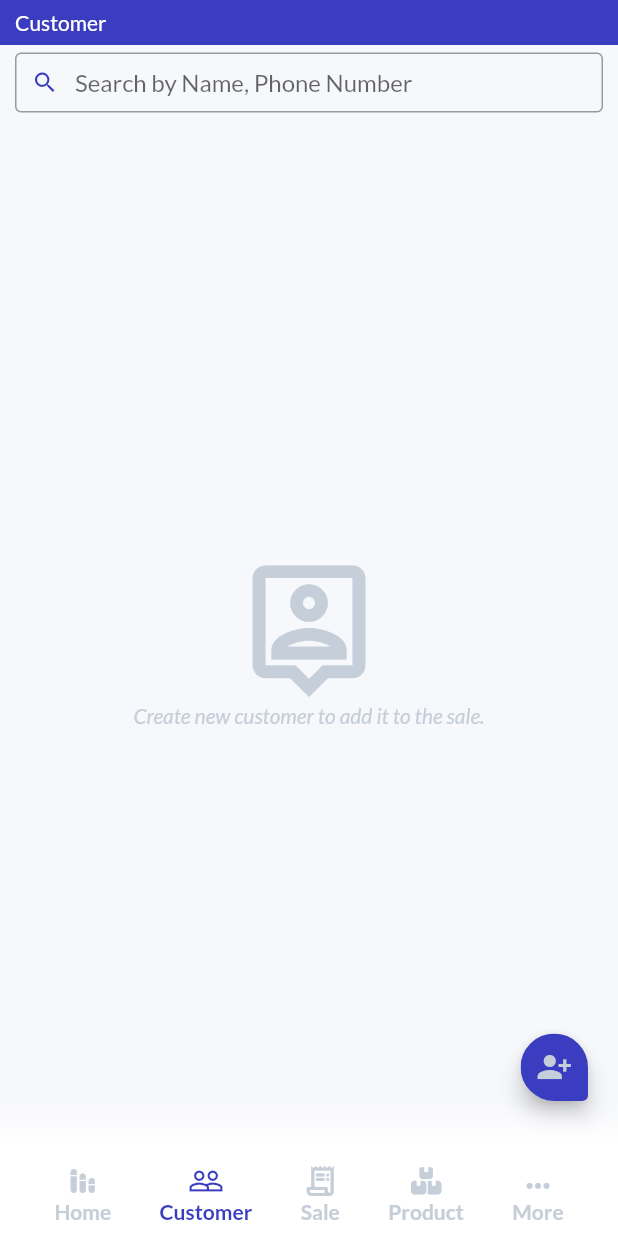
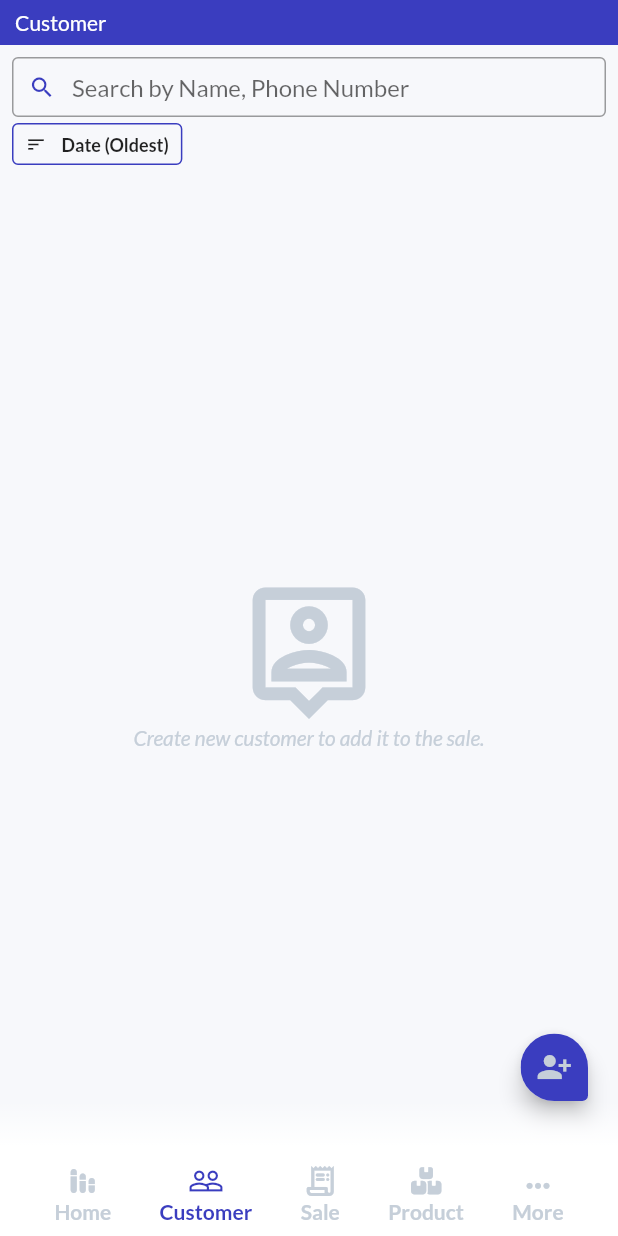
Before and after one commit to pratyushharsh/parchi, a Flutter app: the HomeScreen screen opened by its route, item 2 of the bottom bar chosen, on a phone screen of 412 x 824 dp. Run offline on Flutter 3.47's test engine with Material 2 defaults, Android fonts, the light colour scheme and no system bars; our stand-ins replace awesome_snackbar_content, barcode_widget, bloc, blurrycontainer, csv, device_info_plus and 20 more; missing offline and left inert: amazon_cognito_identity_dart_2, dart:ffi, number_to_words; accounts and stored records are empty; generated files the repository leaves out were written again; network calls fail; project files that could hold a hidden picture were left out.

Commit message:
Customer Can be sortby based on criteria

```diff
--- a/lib/src/module/all_customer/all_customer_view.dart
+++ b/lib/src/module/all_customer/all_customer_view.dart
@@ -34,11 +34,7 @@ class AllCustomerView extends StatelessWidget {
 
   @override
   Widget build(BuildContext context) {
-    return BlocProvider(
-      lazy: false,
-      create: (context) => AllCustomerBloc()
-        ..add(LoadAllCustomer()),
-      child: BlocBuilder<AllCustomerBloc, AllCustomerState>(
+    return BlocBuilder<AllCustomerBloc, AllCustomerState>(
       builder: (context, state) {
         if (state.status == AllCustomerStatus.loading) {
           return const MyLoader(color: AppColor.color6,);
@@ -54,7 +50,6 @@ class AllCustomerView extends StatelessWidget {
               }),
         );
       },
-      ),
     );
   }
 }
@@ -80,7 +75,7 @@ class CustomerViewCard extends StatelessWidget {
                 crossAxisAlignment: CrossAxisAlignment.start,
                 children: [
                   Text(
-                    contact.firstName + ' ' + contact.lastName,
+                    '${contact.firstName} ${contact.lastName}',
                     style: const TextStyle(fontWeight: FontWeight.w600),
                   ),
                   if (contact.phoneNumber != null) Text('${contact.phoneNumber}'),
--- a/lib/src/module/all_customer/bloc/all_customer_bloc.dart
+++ b/lib/src/module/all_customer/bloc/all_customer_bloc.dart
@@ -6,26 +6,63 @@ import 'package:meta/meta.dart';
 
 import '../../../database/db_provider.dart';
 import '../../../entity/pos/contact_entity.dart';
+import '../../../repositories/customer_repository.dart';
 
 part 'all_customer_event.dart';
 part 'all_customer_state.dart';
 
-class AllCustomerBloc extends Bloc<AllCustomerEvent, AllCustomerState> with DatabaseProvider {
+class AllCustomerBloc extends Bloc<AllCustomerEvent, AllCustomerState> {
 
   final log = Logger('AllCustomerBloc');
 
-  AllCustomerBloc() : super(AllCustomerState()) {
+  CustomerRepository customerRepository;
+
+  AllCustomerBloc({ required this.customerRepository }) : super(AllCustomerState()) {
+    on<InitCustomerSearch>(_onInitCustomerSearch);
     on<LoadAllCustomer>(_onLoadCustomers);
+    on<LoadNextCustomer>(_onLoadNextCustomers);
+    on<SearchCustomerFilter>(_onSearchCustomerFilter);
+    on<SortCustomerFilter>(_onSortCustomerFilter);
+  }
+
+  void _onInitCustomerSearch(InitCustomerSearch event, Emitter<AllCustomerState> emit) {
+    add(LoadAllCustomer());
   }
 
   void _onLoadCustomers(LoadAllCustomer event, Emitter<AllCustomerState> emit) async {
     try {
       emit(state.copyWith(status: AllCustomerStatus.loading));
-      var customers = await db.contactEntitys.where().findAll();
+      var customers = await customerRepository.searchCustomer(state.filter);
       emit(state.copyWith(customers: customers, status: AllCustomerStatus.success));
     } catch (e) {
       log.severe(e);
       emit(state.copyWith(status: AllCustomerStatus.failure));
     }
   }
+
+  void _onLoadNextCustomers(LoadNextCustomer event, Emitter<AllCustomerState> emit) async {
+    var offset = state.filter.offset + state.customers.length;
+    emit(state.copyWith(
+        status: AllCustomerStatus.loadingNext,
+        filter: state.filter.copyWith(offset: offset)));
+    try {
+      var newCustomers = await customerRepository.searchCustomer(state.filter);
+      emit(state.copyWith(
+          customers: state.customers + newCustomers,
+          status: AllCustomerStatus.success));
+    } catch (e) {
+      log.severe(e);
+      emit(state.copyWith(status: AllCustomerStatus.failure));
+    }
+  }
+
+  void _onSearchCustomerFilter(SearchCustomerFilter event, Emitter<AllCustomerState> emit) async {
+    emit(state.copyWith(filter: state.filter.copyWith(searchQuery: event.searchQuery, offset: 0)));
+    add(LoadAllCustomer());
+  }
+
+  void _onSortCustomerFilter(SortCustomerFilter event, Emitter<AllCustomerState> emit) async {
+    emit(state.copyWith(filter: state.filter.copyWith(sortBy: event.sortBy, offset: 0)));
+    add(LoadAllCustomer());
+  }
 }
--- a/lib/src/module/all_customer/bloc/all_customer_event.dart
+++ b/lib/src/module/all_customer/bloc/all_customer_event.dart
@@ -3,4 +3,18 @@ part of 'all_customer_bloc.dart';
 @immutable
 abstract class AllCustomerEvent {}
 
+class InitCustomerSearch extends AllCustomerEvent {}
+
 class LoadAllCustomer extends AllCustomerEvent {}
+
+class LoadNextCustomer extends AllCustomerEvent {}
+
+class SearchCustomerFilter extends AllCustomerEvent {
+  final String searchQuery;
+  SearchCustomerFilter(this.searchQuery);
+}
+
+class SortCustomerFilter extends AllCustomerEvent {
+  final CustomerFilterSortBy sortBy;
+  SortCustomerFilter(this.sortBy);
+}
--- a/lib/src/module/all_customer/bloc/all_customer_state.dart
+++ b/lib/src/module/all_customer/bloc/all_customer_state.dart
@@ -1,17 +1,53 @@
 part of 'all_customer_bloc.dart';
 
-enum AllCustomerStatus { initial, loading, success, failure }
+enum AllCustomerStatus { initial, loading, loadingNext, success, failure }
 
 class AllCustomerState {
   final AllCustomerStatus status;
   final List<ContactEntity> customers;
+  final CustomerSearchFilter filter;
 
   AllCustomerState(
-      {this.status = AllCustomerStatus.initial, this.customers = const []});
+      {this.status = AllCustomerStatus.initial,
+      this.customers = const [],
+      this.filter = const CustomerSearchFilter()});
 
   AllCustomerState copyWith(
-      {AllCustomerStatus? status, List<ContactEntity>? customers}) {
+      {AllCustomerStatus? status,
+      List<ContactEntity>? customers,
+      CustomerSearchFilter? filter}) {
     return AllCustomerState(
-        status: status ?? this.status, customers: customers ?? this.customers);
+        status: status ?? this.status,
+        customers: customers ?? this.customers,
+        filter: filter ?? this.filter);
   }
 }
+
+enum CustomerFilterSortBy {
+  name("Name (A-Z)"),
+  nameDesc("Name (Z-A)"),
+  date("Date (Newest)"),
+  dateDesc("Date (Oldest)");
+
+  final String value;
+  const CustomerFilterSortBy(this.value);
+}
+
+class CustomerSearchFilter {
+  final String searchQuery;
+  final CustomerFilterSortBy sortBy;
+  final int limit;
+  final int offset;
+
+  const CustomerSearchFilter(
+      {this.searchQuery = "", this.sortBy = CustomerFilterSortBy.dateDesc, this.limit = 20, this.offset = 0});
+
+  CustomerSearchFilter copyWith(
+      {String? searchQuery, CustomerFilterSortBy? sortBy, int? limit, int? offset}) {
+    return CustomerSearchFilter(
+        searchQuery: searchQuery ?? this.searchQuery,
+        sortBy: sortBy ?? this.sortBy,
+        limit: limit ?? this.limit,
+        offset: offset ?? this.offset);
+  }
+}
--- /dev/null
+++ b/lib/src/module/all_customer/customer_filter_bar.dart
@@ -0,0 +1,111 @@
+import 'package:flutter/material.dart';
+import 'package:flutter_bloc/flutter_bloc.dart';
+
+import '../../config/theme_settings.dart';
+import 'bloc/all_customer_bloc.dart';
+
+class CustomerFilterBar extends StatelessWidget {
+  const CustomerFilterBar({Key? key}) : super(key: key);
+
+  @override
+  Widget build(BuildContext context) {
+    return SizedBox(
+      height: 28,
+      child: ListView(
+        scrollDirection: Axis.horizontal,
+        primary: true,
+        children: const [
+          CustomerSortChip()
+        ],
+      ),
+    );
+  }
+}
+
+class CustomerSortChip extends StatelessWidget {
+  const CustomerSortChip({Key? key}) : super(key: key);
+
+  @override
+  Widget build(BuildContext context) {
+    return BlocBuilder<AllCustomerBloc, AllCustomerState>(
+      builder: (context, state) {
+        return PopupMenuButton<CustomerFilterSortBy>(
+          position: PopupMenuPosition.under,
+          offset: const Offset(0, 10),
+          onSelected: (CustomerFilterSortBy sortBy) {
+            context.read<AllCustomerBloc>().add(SortCustomerFilter(sortBy));
+          },
+          itemBuilder: (context) => CustomerFilterSortBy.values
+              .map(
+                (e) => PopupMenuItem<CustomerFilterSortBy>(
+              height: 30,
+              value: e,
+              child: Row(
+                children: [
+                  Container(
+                    width: 10,
+                    height: 10,
+                    decoration: const BoxDecoration(
+                      color: Colors.black87,
+                      shape: BoxShape.circle,
+                    ),
+                  ),
+                  const SizedBox(
+                    width: 10,
+                  ),
+                  Text(
+                    e.value,
+                    style: const TextStyle(
+                      fontSize: 14,
+                    ),
+                  ),
+                ],
+              ),
+            ),
+          )
+              .toList(),
+          child: CustomerSortByCriteria(
+              sortBy: state.filter.sortBy
+          ),
+        );
+      },
+    );
+  }
+}
+
+class CustomerSortByCriteria extends StatelessWidget {
+  final CustomerFilterSortBy sortBy;
+  const CustomerSortByCriteria({Key? key, required this.sortBy}) : super(key: key);
+
+  @override
+  Widget build(BuildContext context) {
+    Color color = AppColor.primary;
+    return Container(
+      height: 10,
+      padding: const EdgeInsets.symmetric(horizontal: 8),
+      decoration: BoxDecoration(
+        color: Colors.transparent,
+        borderRadius: BorderRadius.circular(4),
+        border: Border.all(
+          color: color,
+        ),
+      ),
+      child: Row(
+        crossAxisAlignment: CrossAxisAlignment.center,
+        children: [
+          const Icon(Icons.sort_sharp, size: 14,),
+          const SizedBox(
+            width: 10,
+          ),
+          Text(
+            sortBy.value,
+            style: const TextStyle(
+              fontSize: 12,
+              fontWeight: FontWeight.w600,
+            ),
+          ),
+        ],
+      ),
+    );
+  }
+}
--- a/lib/src/module/home/clients_view.dart
+++ b/lib/src/module/home/clients_view.dart
@@ -1,9 +1,12 @@
 import 'package:animations/animations.dart';
 import 'package:flutter/material.dart';
+import 'package:flutter_bloc/flutter_bloc.dart';
 
 import '../../config/theme_settings.dart';
 import '../../widgets/search_bar.dart';
 import '../all_customer/all_customer_view.dart';
+import '../all_customer/bloc/all_customer_bloc.dart';
+import '../all_customer/customer_filter_bar.dart';
 import '../create_edit_customer/create_edit_customer_view.dart';
 
 const List<String> sortOptions = [
@@ -17,13 +20,26 @@ class ClientsView extends StatelessWidget {
 
   @override
   Widget build(BuildContext context) {
+    return BlocProvider(
+      create: (context) => AllCustomerBloc(
+        customerRepository: RepositoryProvider.of(context),
+      )..add(InitCustomerSearch()),
+      child: const ClientsViewWidget(),
+    );
+  }
+}
+
+class ClientsViewWidget extends StatelessWidget {
+  const ClientsViewWidget({Key? key}) : super(key: key);
+
+  @override
+  Widget build(BuildContext context) {
     return Stack(
+      fit: StackFit.expand,
       children: [
-        Positioned(
-          top: 0,
-          left: 0,
-          right: 0,
-          child: Container(
+        Column(
+          children: [
+            Container(
               color: AppColor.primary,
               height: 30,
               padding: const EdgeInsets.symmetric(horizontal: 10, vertical: 0),
@@ -33,19 +49,23 @@ class ClientsView extends StatelessWidget {
                 ],
               ),
             ),
+            Padding(
+              padding: const EdgeInsets.only(top: 8.0, left: 8, right: 8),
+              child: SearchBar(
+                label: "clients",
+                hintText: "Search by Name, Phone Number",
+                onChanged: (val) {
+                  BlocProvider.of<AllCustomerBloc>(context).add(
+                    SearchCustomerFilter(val),
+                  );
+                },
+                filterWidget: const CustomerFilterBar(),
               ),
-        const Positioned(
-          top: 35,
-          left: 10,
-          right: 10,
-          child: SearchBar(label: "clients", hintText: "Search by Name, Phone Number",),
             ),
-        const Positioned(
-          top: 80,
-          bottom: 0,
-          left: 10,
-          right: 10,
+            const Expanded(
               child: AllCustomerView(),
+            )
+          ],
         ),
         Positioned(
           bottom: 90,
```
Also changed, not shown: lib/src/repositories/customer_repository.dart (+55 -0 lines). Lines whose indentation alone changed are shown as unchanged.
